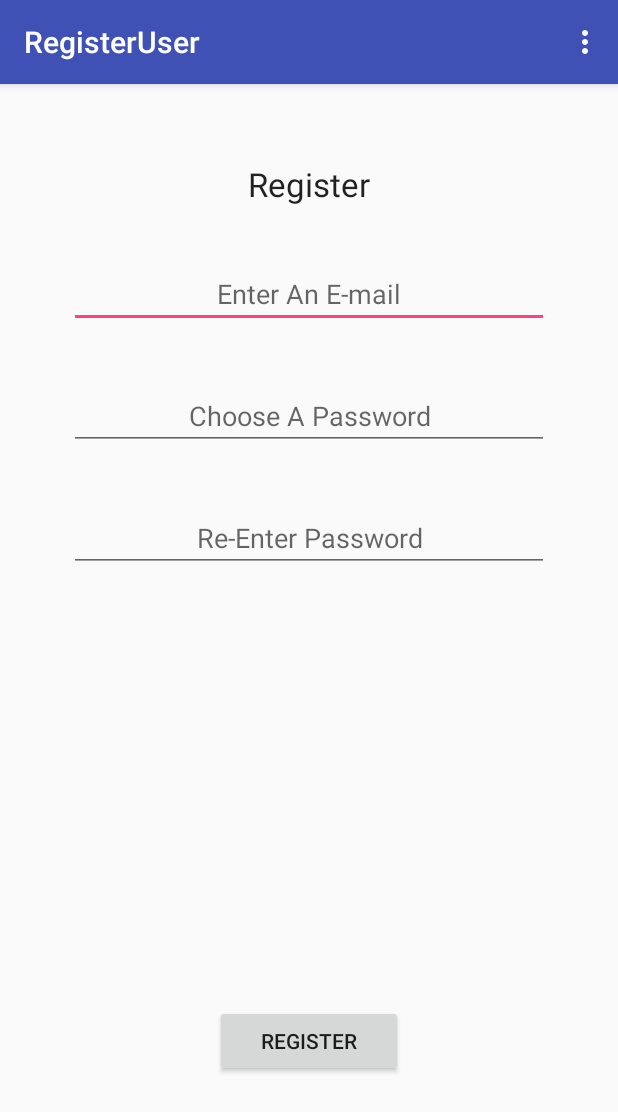
After one commit to lhumphreys/CatchReport, an Android app: the RegisterUser screen opened directly, with no data from a screen before it, on a phone screen of 412 x 824 dp. The commit adds this screen. Shown: the top 1112 px of the screen. Run offline under Robolectric (Android 15) with nearby library versions, the phone set to English and light mode, and no system bars; network calls fail.

Commit message:
Added Login Stuff

```diff
--- /dev/null
+++ b/app/src/main/res/layout/activity_register_user.xml
@@ -0,0 +1,89 @@
+<RelativeLayout xmlns:android="http://schemas.android.com/apk/res/android"
+    xmlns:tools="http://schemas.android.com/tools" android:layout_width="match_parent"
+    android:layout_height="match_parent" android:paddingLeft="@dimen/activity_horizontal_margin"
+    android:paddingRight="@dimen/activity_horizontal_margin"
+    android:paddingTop="@dimen/activity_vertical_margin"
+    android:paddingBottom="@dimen/activity_vertical_margin"
+    tools:context="com.app.fish.catchreport.RegisterUser">
+
+    <TextView
+        android:layout_width="wrap_content"
+        android:layout_height="wrap_content"
+        android:textAppearance="?android:attr/textAppearanceLarge"
+        android:text="Register"
+        android:id="@+id/textView4"
+        android:layout_alignParentTop="true"
+        android:layout_centerHorizontal="true"
+        android:layout_marginTop="36dp" />
+    <EditText
+        android:layout_width="wrap_content"
+        android:layout_height="wrap_content"
+        android:inputType="textEmailAddress"
+        android:ems="10"
+        android:id="@+id/editText"
+        android:width="320dp"
+        android:hint="Enter An E-mail"
+        android:gravity="center"
+        android:layout_below="@+id/textView4"
+        android:layout_alignLeft="@+id/editText2"
+        android:layout_alignStart="@+id/editText2"
+        android:layout_marginTop="36dp" />
+
+    <EditText
+        android:layout_width="wrap_content"
+        android:layout_height="wrap_content"
+        android:inputType="textPassword"
+        android:ems="10"
+        android:id="@+id/editText2"
+        android:width="320dp"
+        android:hint="Choose A Password"
+        android:gravity="center"
+        android:layout_below="@+id/editText"
+        android:layout_centerHorizontal="true"
+        android:layout_marginTop="36dp" />
+
+    <EditText
+        android:layout_width="wrap_content"
+        android:layout_height="wrap_content"
+        android:inputType="textPassword"
+        android:ems="10"
+        android:id="@+id/editText3"
+        android:width="320dp"
+        android:hint="Re-Enter Password"
+        android:gravity="center"
+        android:layout_below="@+id/editText2"
+        android:layout_alignLeft="@+id/editText2"
+        android:layout_alignStart="@+id/editText2"
+        android:layout_marginTop="36dp" />
+
+    <ProgressBar
+        android:layout_width="wrap_content"
+        android:layout_height="wrap_content"
+        android:id="@+id/progressBar"
+        android:visibility="invisible"
+        android:layout_alignParentBottom="true"
+        android:layout_centerHorizontal="true"
+        android:layout_marginBottom="90dp" />
+
+    <Button
+        android:layout_width="wrap_content"
+        android:layout_height="wrap_content"
+        android:text="Register"
+        android:id="@+id/button8"
+        android:onClick="buttonOnClick2"
+        android:visibility="visible"
+        android:width="125dp"
+        android:layout_alignTop="@+id/progressBar"
+        android:layout_centerHorizontal="true" />
+
+    <TextView
+        android:layout_width="wrap_content"
+        android:layout_height="wrap_content"
+        android:textAppearance="?android:attr/textAppearanceMedium"
+        android:id="@+id/textView5"
+        android:layout_below="@+id/button8"
+        android:layout_centerHorizontal="true"
+        android:layout_marginTop="33dp"
+        android:textColor="#FF0000" />
+
+</RelativeLayout>
--- /dev/null
+++ b/app/src/main/res/menu/menu_login.xml
@@ -0,0 +1,6 @@
+<menu xmlns:android="http://schemas.android.com/apk/res/android"
+    xmlns:app="http://schemas.android.com/apk/res-auto"
+    xmlns:tools="http://schemas.android.com/tools" tools:context="com.app.fish.catchreport.Login">
+    <item android:id="@+id/action_settings" android:title="@string/action_settings"
+        android:orderInCategory="100" app:showAsAction="never" />
+</menu>
--- /dev/null
+++ b/app/src/main/res/menu/menu_register_user.xml
@@ -0,0 +1,7 @@
+<menu xmlns:android="http://schemas.android.com/apk/res/android"
+    xmlns:app="http://schemas.android.com/apk/res-auto"
+    xmlns:tools="http://schemas.android.com/tools"
+    tools:context="com.app.fish.catchreport.RegisterUser">
+    <item android:id="@+id/action_settings" android:title="@string/action_settings"
+        android:orderInCategory="100" app:showAsAction="never" />
+</menu>
--- a/app/src/main/res/values/strings.xml
+++ b/app/src/main/res/values/strings.xml
@@ -3,4 +3,9 @@
     <string name="title_activity_main">MainActivity</string>
     <string name="title_activity_add_fish">AddFishActivity</string>
     <string name="title_activity_trip_info_page">TripInfoPage</string>
+    <string name="title_activity_login">Login</string>
+
+    <string name="hello_world">Hello world!</string>
+    <string name="action_settings">Settings</string>
+    <string name="title_activity_register_user">RegisterUser</string>
 </resources>
```
Also changed, not shown: app/src/main/AndroidManifest.xml (+8 -0 lines), app/src/main/java/com/app/fish/catchreport/Login.java (added, +154 -0 lines), app/src/main/java/com/app/fish/catchreport/RegisterUser.java (added, +117 -0 lines), app/src/main/res/layout/activity_login.xml (added, +87 -0 lines), 1 other file.
